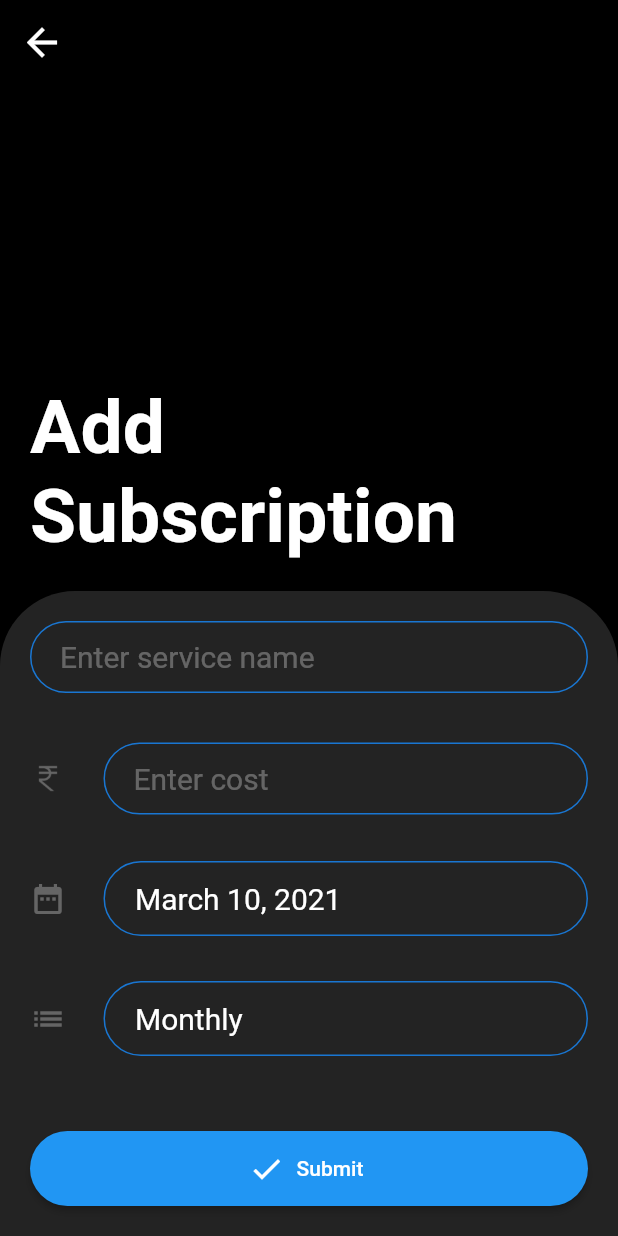
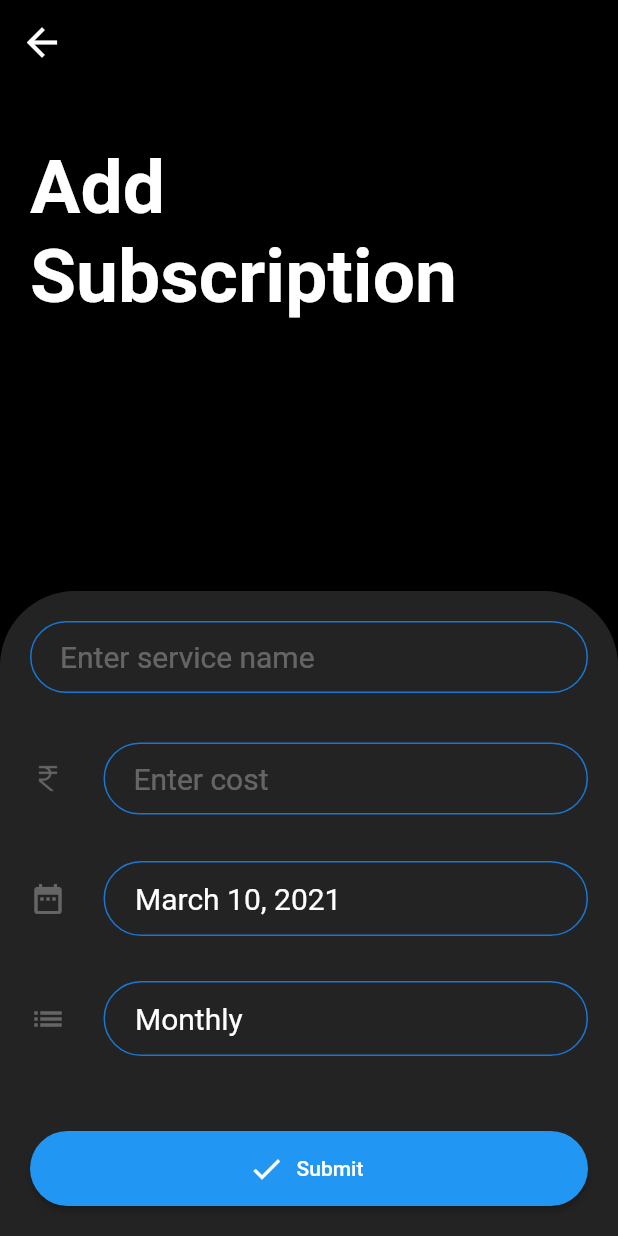
Before and after one commit to Tak1za/SubscriptionTracker, a Flutter app: the screen it shows after launch, after a tap on the "add" icon, on a phone screen of 412 x 824 dp. Run offline on Flutter 3.47's test engine with Material 2 defaults, Android fonts, the light colour scheme and no system bars; missing offline and left inert: flutter_material_pickers.

Commit message:
Fixed header size to be constant

```diff
--- a/lib/screens/add_subscription.dart
+++ b/lib/screens/add_subscription.dart
@@ -1,11 +1,10 @@
 import 'package:flutter/cupertino.dart';
 import 'package:flutter/material.dart';
 import 'package:subscriber/models/subscription.dart';
-import 'file:///D:/Development/AndroidStudioProjects/subscriber/lib/widgets/add_subscription/add_subscription_header.dart';
+import 'file:///D:/Development/AndroidStudioProjects/subscriber/lib/widgets/headers/add_subscription_header.dart';
 import 'package:subscriber/widgets/forms/add_subscription_form.dart';
 
 class AddSubscription extends StatefulWidget {
-
   List<Subscription> subscriptions;
 
   AddSubscription({this.subscriptions});
@@ -14,7 +13,7 @@ class AddSubscription extends StatefulWidget {
   _AddSubscriptionState createState() => _AddSubscriptionState();
 }
 
-class _AddSubscriptionState extends State<AddSubscription>{
+class _AddSubscriptionState extends State<AddSubscription> {
   @override
   Widget build(BuildContext context) {
     return Scaffold(
@@ -31,15 +30,15 @@ class _AddSubscriptionState extends State<AddSubscription>{
         centerTitle: true,
         elevation: 0.0,
       ),
-      body: Align(
+      body: Column(
+        children: <Widget>[
+          AddSubscriptionHeader(),
+          Expanded(
+            child: Container(
               alignment: Alignment.bottomCenter,
               child: SingleChildScrollView(
-          child: Column(
-            mainAxisSize: MainAxisSize.min,
-            mainAxisAlignment: MainAxisAlignment.spaceAround,
-            children: <Widget>[
-              AddSubscriptionHeader(),
-              Container(
+                child: Container(
+                  padding: EdgeInsets.fromLTRB(0.0, 0.0, 0.0, 0.0),
                   decoration: BoxDecoration(
                     color: Theme.of(context).scaffoldBackgroundColor,
                     borderRadius: BorderRadius.only(
@@ -50,13 +49,13 @@ class _AddSubscriptionState extends State<AddSubscription>{
                   width: double.infinity,
                   child: Padding(
                       padding: EdgeInsets.all(20.0),
-                  child: AddSubscriptionForm()
+                      child: AddSubscriptionForm()),
+                ),
+              ),
             ),
           )
         ],
       ),
-        ),
-      ),
     );
   }
 }
--- a/lib/screens/home_screen.dart
+++ b/lib/screens/home_screen.dart
@@ -1,6 +1,8 @@
 import 'package:flutter/cupertino.dart';
 import 'package:flutter/material.dart';
+import 'package:flutter/services.dart';
 import 'package:subscriber/screens/add_subscription.dart';
+import 'package:subscriber/widgets/headers/all_subscriptions_header.dart';
 import 'package:subscriber/widgets/subscription_card.dart';
 
 class HomeScreen extends StatefulWidget {
@@ -18,23 +20,24 @@ class _HomeScreenState extends State<HomeScreen> {
     "Hotstar",
     "Sony Liv"
   ];
-  static const _primaryColor = Color(0xFF000000);
-  static const _secondaryColor = Color(0xFF242424);
   @override
   Widget build(BuildContext context) {
     return Scaffold(
       backgroundColor: Theme.of(context).primaryColor,
       appBar: AppBar(
-        centerTitle: true,
-        title: Text(
-          'Subscriptions',
-          style: TextStyle(fontSize: 25.0, fontWeight: FontWeight.bold),
+        leading: IconButton(
+          icon: Icon(Icons.close_rounded),
+          iconSize: 30.0,
+          color: Colors.white,
+          onPressed: () {
+            SystemNavigator.pop(animated: true);
+          },
         ),
         elevation: 0.0,
         actions: <Widget>[
           IconButton(
             icon: Icon(Icons.add),
-            iconSize: 25.0,
+            iconSize: 35.0,
             color: Colors.white,
             onPressed: () {
               Navigator.push(
@@ -45,15 +48,9 @@ class _HomeScreenState extends State<HomeScreen> {
           )
         ],
       ),
-      body: Container(
-        decoration: BoxDecoration(
-            gradient: LinearGradient(
-                begin: Alignment.topLeft,
-                end: Alignment.bottomRight,
-                colors: [_primaryColor, _secondaryColor])),
-        child: Column(
+      body: Column(
         children: <Widget>[
-            SizedBox(height: 30.0),
+          AllSubscriptionsHeader(),
           Expanded(
             child: Container(
               child: ListView.builder(
@@ -67,7 +64,6 @@ class _HomeScreenState extends State<HomeScreen> {
           ),
         ],
       ),
-      ),
     );
   }
 }
--- /dev/null
+++ b/lib/widgets/headers/add_subscription_header.dart
@@ -0,0 +1,19 @@
+import 'package:flutter/cupertino.dart';
+import 'package:flutter/material.dart';
+
+class AddSubscriptionHeader extends StatelessWidget {
+  @override
+  Widget build(BuildContext context) {
+    return Container(
+      padding: EdgeInsets.fromLTRB(20.0, 40.0, 20.0, 40.0),
+      child: Text(
+        'Add Subscription',
+        style: TextStyle(
+          fontSize: 50.0,
+          fontWeight: FontWeight.bold,
+          color: Colors.white,
+        ),
+      ),
+    );
+  }
+}
--- a/lib/widgets/add_subscription/add_subscription_header.dart
+++ b/lib/widgets/headers/all_subscriptions_header.dart
@@ -1,13 +1,13 @@
 import 'package:flutter/cupertino.dart';
 import 'package:flutter/material.dart';
 
-class AddSubscriptionHeader extends StatelessWidget {
+class AllSubscriptionsHeader extends StatelessWidget {
   @override
   Widget build(BuildContext context) {
     return Container(
-      padding: EdgeInsets.all(20.0),
+      padding: EdgeInsets.fromLTRB(20.0, 40.0, 20.0, 40.0),
       child: Text(
-        'Add Subscription',
+        'Your Subscriptions',
         style: TextStyle(
           fontSize: 50.0,
           fontWeight: FontWeight.bold,
```
Lines whose indentation alone changed are shown as unchanged.
